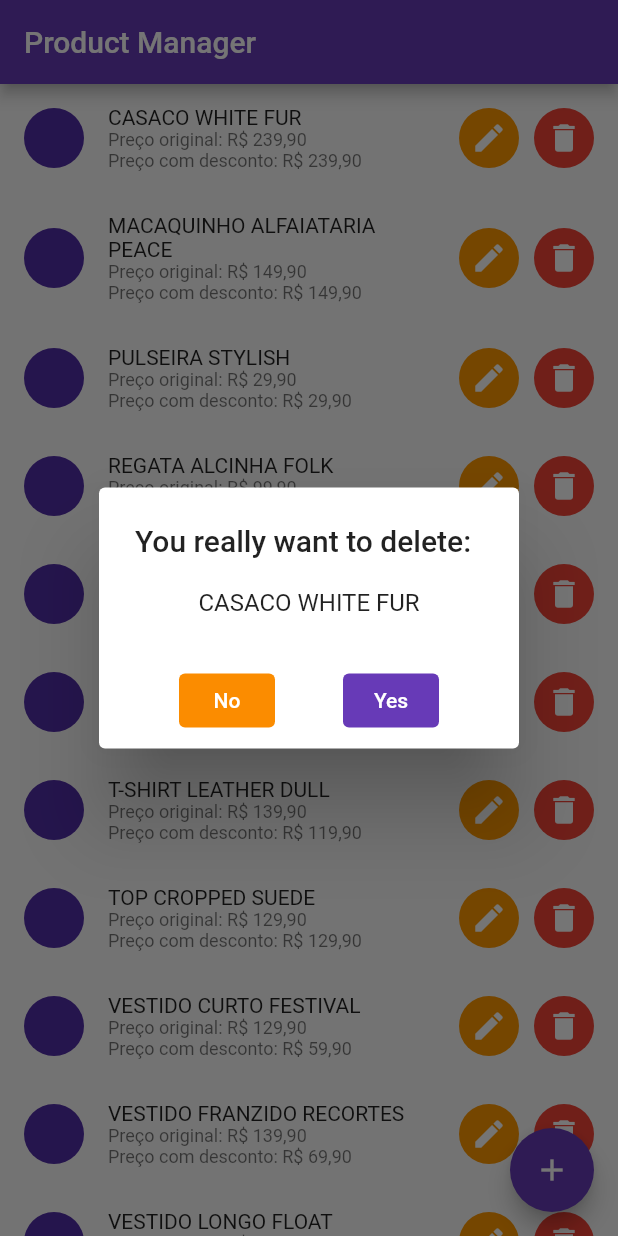
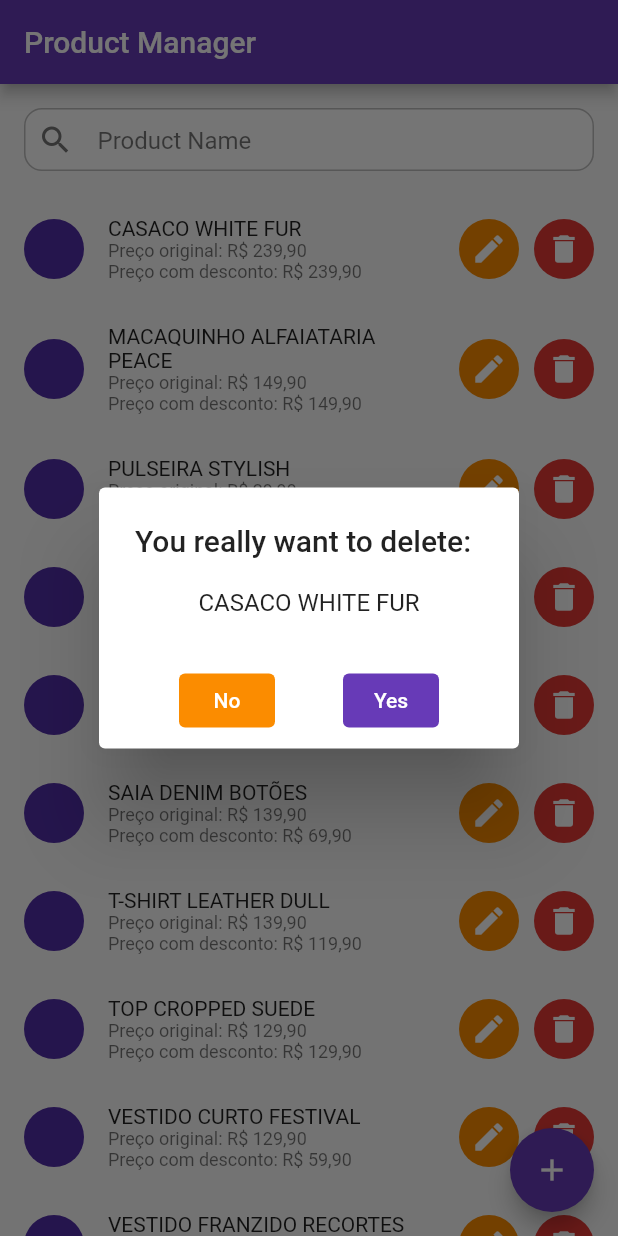
Before and after one commit to MauricioMachadoFF/Challenge-Mobile-Confere, a Flutter app: the screen it shows after launch, scrolled down 576 dp, after a tap on the "delete" icon, on a phone screen of 412 x 824 dp. Run offline on Flutter 3.47's test engine with Material 2 defaults, Android fonts, the phone set to English and light mode, and no system bars; our stand-ins replace bloc, equatable, flutter_bloc, hive, hive_flutter, keyboard_dismisser; accounts and stored records are empty; generated files the repository leaves out were written again; network calls fail.

Commit message:
filter product's list feature

```diff
--- a/product_manager_app/lib/bloc/product_list/product_list_bloc.dart
+++ b/product_manager_app/lib/bloc/product_list/product_list_bloc.dart
@@ -24,5 +24,13 @@ class ProductListBloc extends Bloc<ProductListEvent, ProductListState> {
     if (event is ProductListDeleteItem) {
       productBox.get(event.id).delete();
     }
+    if (event is ProductListFilter) {
+      yield state.copyWith(
+          productsList: productBox.values
+              .where((product) => product.name
+                  .toLowerCase()
+                  .contains(event.query.toLowerCase()))
+              .toList());
+    }
   }
 }
--- a/product_manager_app/lib/bloc/product_list/product_list_event.dart
+++ b/product_manager_app/lib/bloc/product_list/product_list_event.dart
@@ -15,3 +15,10 @@ class ProductListDeleteItem extends ProductListEvent {
     this.id,
   });
 }
+
+class ProductListFilter extends ProductListEvent {
+  final String query;
+  ProductListFilter({
+    this.query,
+  });
+}
--- a/product_manager_app/lib/main.dart
+++ b/product_manager_app/lib/main.dart
@@ -23,7 +23,7 @@ class MyApp extends StatelessWidget {
   @override
   Widget build(BuildContext context) {
     return MaterialApp(
-      debugShowCheckedModeBanner: true,
+      debugShowCheckedModeBanner: false,
       title: 'Flutter Demo',
       theme: ThemeData(
         primarySwatch: Colors.deepPurple,
--- a/product_manager_app/lib/presentation/widgets/product_list.dart
+++ b/product_manager_app/lib/presentation/widgets/product_list.dart
@@ -20,11 +20,13 @@ class ProductList extends StatefulWidget {
 
 class _ProductListState extends State<ProductList> {
   ProductListBloc productListBloc;
+  TextEditingController nameFilterController;
 
   @override
   void initState() {
     productListBloc = ProductListBloc();
     productListBloc.add(ProductListLoad());
+    nameFilterController = TextEditingController();
     super.initState();
   }
 
@@ -33,17 +35,53 @@ class _ProductListState extends State<ProductList> {
     return BlocBuilder<ProductListBloc, ProductListState>(
       bloc: productListBloc,
       builder: (context, state) {
-        if ((state.productsList ?? []).isEmpty) {
-          return Center(
+        return Column(
+          children: [
+            Container(
+              height: 42,
+              margin: const EdgeInsets.fromLTRB(16, 16, 16, 16),
+              decoration: BoxDecoration(
+                borderRadius: BorderRadius.circular(12),
+                color: Colors.white,
+                border: Border.all(color: Colors.black26),
+              ),
+              padding: const EdgeInsets.symmetric(horizontal: 8),
+              child: TextField(
+                controller: nameFilterController,
+                decoration: InputDecoration(
+                  icon: Icon(Icons.search, color: Colors.grey[600]),
+                  suffixIcon: nameFilterController.text.isNotEmpty
+                      ? GestureDetector(
+                          child: Icon(Icons.close, color: Colors.grey[600]),
+                          onTap: () {
+                            nameFilterController.clear();
+                            productListBloc.add(ProductListLoad());
+                            FocusScope.of(context).requestFocus(FocusNode());
+                          },
+                        )
+                      : null,
+                  hintText: 'Product Name',
+                  hintStyle: TextStyle(color: Colors.black54),
+                  border: InputBorder.none,
+                ),
+                onSubmitted: (value) {
+                  productListBloc
+                      .add(ProductListFilter(query: nameFilterController.text));
+                },
+                style: TextStyle(color: Colors.black),
+              ),
+            ),
+            (state.productsList ?? []).isEmpty
+                ? Center(
                     child: Text('No products registeres'),
-          );
-        }
-
-        return ListView.builder(
+                  )
+                : Expanded(
+                    child: ListView.builder(
                       itemCount: state.productsList.length,
                       itemBuilder: (context, index) {
-            state.productsList.sort((item1, item2) =>
-                item1.name.toLowerCase().compareTo(item2.name.toLowerCase()));
+                        state.productsList.sort((item1, item2) => item1.name
+                            .toLowerCase()
+                            .compareTo(item2.name.toLowerCase()));
                         Product res = state.productsList[index];
 
                         return Dismissible(
@@ -52,14 +90,15 @@ class _ProductListState extends State<ProductList> {
                           ),
                           key: UniqueKey(),
                           onDismissed: (direction) {
-                productListBloc.add(ProductListDeleteItem(id: res.key));
+                            productListBloc
+                                .add(ProductListDeleteItem(id: res.key));
                           },
                           child: Padding(
                             padding: const EdgeInsets.symmetric(vertical: 10),
                             child: ListTile(
                               leading: CircleAvatar(
-                    backgroundImage:
-                        NetworkImage(res.image ?? ProductList.defaultImageUrl),
+                                backgroundImage: NetworkImage(
+                                    res.image ?? ProductList.defaultImageUrl),
                               ),
                               title: Text(
                                 res.name ?? '',
@@ -75,7 +114,8 @@ class _ProductListState extends State<ProductList> {
                                     ),
                                   ),
                                   Text(
-                        'Preço com desconto: R\$ ${res.discountPrice}' ?? '',
+                                    'Preço com desconto: R\$ ${res.discountPrice}' ??
+                                        '',
                                     style: TextStyle(
                                       fontSize: 12.0,
                                     ),
@@ -86,37 +126,32 @@ class _ProductListState extends State<ProductList> {
                                 width: 90.0,
                                 child: Row(
                                   children: [
-                        Ink(
-                          width: 40,
-                          decoration: ShapeDecoration(
-                            shape: CircleBorder(),
-                            color: Colors.orange,
-                          ),
+                                    InkWell(
+                                      child: CircleAvatar(
+                                        backgroundColor: Colors.orange[600],
                                         child: IconButton(
-                            icon: Icon(
-                              Icons.edit,
-                              color: Colors.white,
-                            ),
+                                          color: Colors.orange[600],
+                                          icon: Icon(Icons.edit,
+                                              color: Colors.white),
                                           onPressed: () {
                                             Navigator.push(
                                               context,
                                               MaterialPageRoute(
                                                 builder: (context) =>
-                                      EditProductScreen(id: res.key),
+                                                    EditProductScreen(
+                                                        id: res.key),
                                               ),
                                             );
                                           },
                                         ),
                                       ),
-                        SizedBox(
+                                    ),
+                                    const SizedBox(
                                       width: 10.0,
                                     ),
-                        Ink(
-                          width: 40,
-                          decoration: ShapeDecoration(
-                            shape: CircleBorder(),
-                            color: Colors.red,
-                          ),
+                                    InkWell(
+                                      child: CircleAvatar(
+                                        backgroundColor: Colors.red[600],
                                         child: IconButton(
                                           icon: Icon(
                                             Icons.delete,
@@ -127,8 +162,8 @@ class _ProductListState extends State<ProductList> {
                                               barrierDismissible: true,
                                               context: context,
                                               builder: (_) => AlertDialog(
-                                  title:
-                                      const Text('You really want to delete:'),
+                                                title: const Text(
+                                                    'You really want to delete:'),
                                                 content: Text(
                                                   res.name,
                                                   textAlign: TextAlign.center,
@@ -136,7 +171,8 @@ class _ProductListState extends State<ProductList> {
                                                 actions: [
                                                   Row(
                                                     mainAxisAlignment:
-                                          MainAxisAlignment.spaceEvenly,
+                                                        MainAxisAlignment
+                                                            .spaceEvenly,
                                                     children: [
                                                       TextButton(
                                                         onPressed: () {
@@ -147,11 +183,15 @@ class _ProductListState extends State<ProductList> {
                                                         },
                                                         child: Text(
                                                           'No',
-                                            style:
-                                                TextStyle(color: Colors.white),
+                                                          style: TextStyle(
+                                                              color:
+                                                                  Colors.white),
                                                         ),
-                                          style: TextButton.styleFrom(
-                                            backgroundColor: Colors.orange[600],
+                                                        style: TextButton
+                                                            .styleFrom(
+                                                          backgroundColor:
+                                                              Colors
+                                                                  .orange[600],
                                                         ),
                                                       ),
                                                       TextButton(
@@ -167,11 +207,14 @@ class _ProductListState extends State<ProductList> {
                                                         },
                                                         child: Text(
                                                           'Yes',
-                                            style:
-                                                TextStyle(color: Colors.white),
+                                                          style: TextStyle(
+                                                              color:
+                                                                  Colors.white),
                                                         ),
-                                          style: TextButton.styleFrom(
-                                            backgroundColor: Colors.deepPurple,
+                                                        style: TextButton
+                                                            .styleFrom(
+                                                          backgroundColor:
+                                                              Colors.deepPurple,
                                                         ),
                                                       ),
                                                     ],
@@ -182,6 +225,7 @@ class _ProductListState extends State<ProductList> {
                                           },
                                         ),
                                       ),
+                                    ),
                                   ],
                                 ),
                               ),
@@ -189,6 +233,9 @@ class _ProductListState extends State<ProductList> {
                           ),
                         );
                       },
+                    ),
+                  ),
+          ],
         );
       },
     );
```
Also changed, not shown: product_manager_app/pubspec.yaml (+8 -0 lines), product_manager_app/assets/images/IconImage.png (added), product_manager_app/pubspec.lock, 23 other files. Lines whose indentation alone changed are shown as unchanged.
